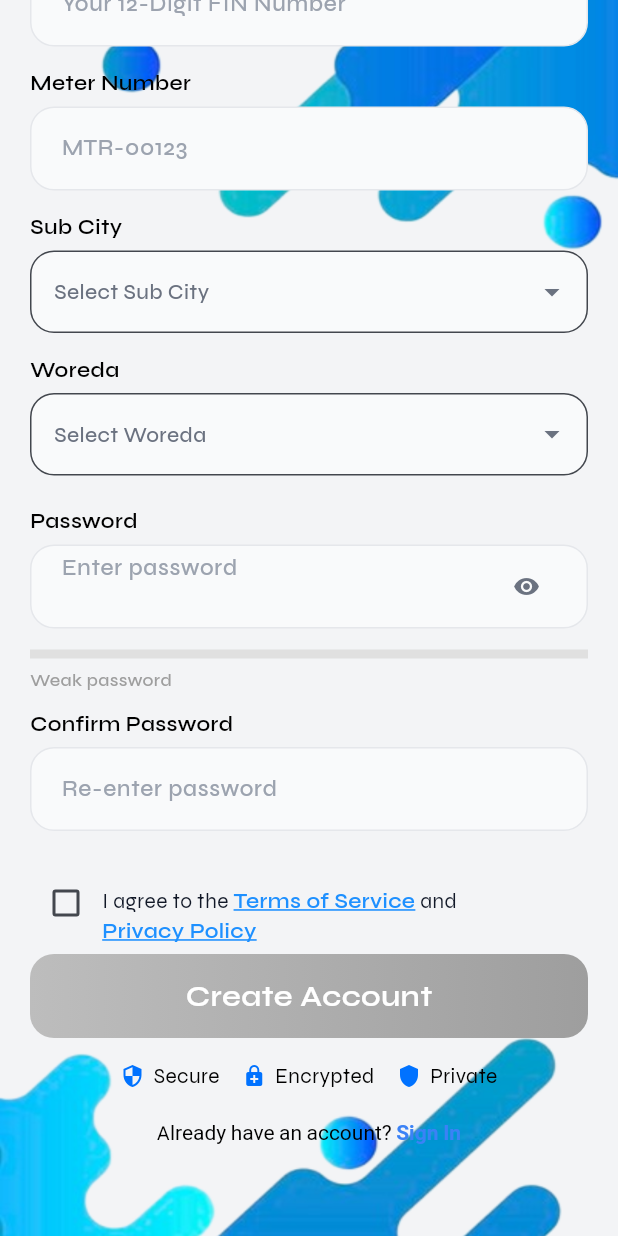
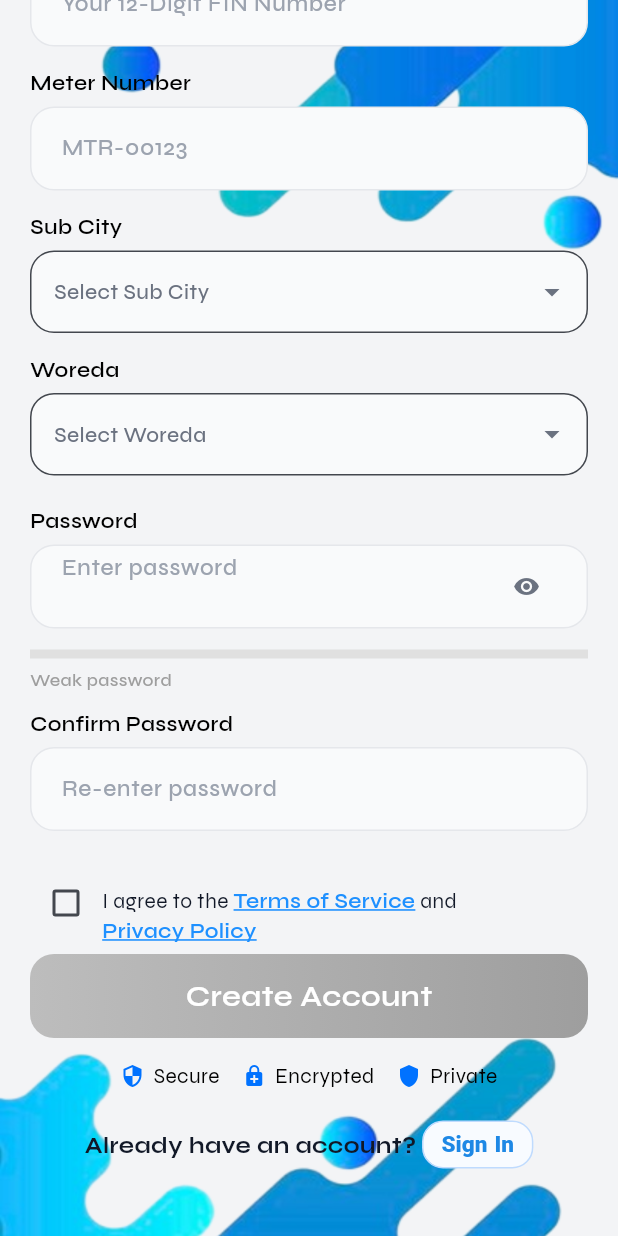
Before and after one commit to DENBARIT/CityWaterFlutterManagement, a Flutter app: the CreateAccountScreen screen opened by its route, scrolled down 717 dp, on a phone screen of 412 x 824 dp. Run offline on Flutter 3.47's test engine with Material 3 defaults, Android fonts, the phone set to English and light mode, and no system bars; drawn by our look-alikes of dropdown_search; our stand-ins replace camera, flutter_svg, flutter_tts, font_awesome_flutter, google_fonts, permission_handler and 2 more; missing offline and left inert: google_mlkit_text_recognition; accounts and stored records are empty; network calls fail.

Commit message:
Update register screen: make Sign In link match login page's pill-styled, prominent link

```diff
--- a/flutter_frontend/lib/screens/auth/register_screen.dart
+++ b/flutter_frontend/lib/screens/auth/register_screen.dart
@@ -1047,43 +1047,76 @@ class _CreateAccountScreenState extends State<CreateAccountScreen> {
 
                   /// Sign In
                   Center(
-                    child: MouseRegion(
+                    child: Row(
+                      mainAxisAlignment: MainAxisAlignment.center,
+                      mainAxisSize: MainAxisSize.min,
+                      children: [
+                        const Text(
+                          "Already have an account? ",
+                          style: TextStyle(
+                            fontSize: 15,
+                            fontWeight: FontWeight.w700,
+                            color: Color(0xFF111827),
+                          ),
+                        ),
+                        MouseRegion(
                           onEnter: (_) => setState(() => _signInHover = true),
                           onExit: (_) => setState(() => _signInHover = false),
-                      cursor: SystemMouseCursors.click,
                           child: GestureDetector(
+                            behavior: HitTestBehavior.opaque,
                             onTapDown: (_) {
-                          setState(() => _signInPressed = true);
+                              setState(() {
+                                _signInPressed = true;
+                              });
                             },
                             onTapCancel: () {
-                          setState(() => _signInPressed = false);
+                              setState(() {
+                                _signInPressed = false;
+                              });
                             },
                             onTapUp: (_) {
-                          setState(() => _signInPressed = false);
+                              setState(() {
+                                _signInPressed = false;
+                              });
                             },
                             onTap: _goBackToLogin,
-                        child: RichText(
-                          text: TextSpan(
-                            style: const TextStyle(color: Colors.black),
-                            children: [
-                              const TextSpan(text: "Already have an account? "),
-                              TextSpan(
-                                text: "Sign In",
+                            child: AnimatedContainer(
+                              duration: const Duration(
+                                milliseconds: 180,
+                              ),
+                              padding: const EdgeInsets.symmetric(
+                                horizontal: 12,
+                                vertical: 6,
+                              ),
+                              decoration: BoxDecoration(
+                                color: (_signInHover || _signInPressed)
+                                    ? const Color(0xFFEAF3FF)
+                                    : const Color(0xFFF8FBFF),
+                                borderRadius: BorderRadius.circular(14),
+                                border: Border.all(
+                                  color: (_signInHover || _signInPressed)
+                                      ? const Color(0xFF1E88E5)
+                                      : const Color(0xFFBFDBFE),
+                                ),
+                              ),
+                              child: AnimatedDefaultTextStyle(
+                                duration: const Duration(
+                                  milliseconds: 180,
+                                ),
                                 style: TextStyle(
-                                  fontSize: 14,
-                                  fontWeight: FontWeight.w600,
+                                  fontSize: 15,
+                                  fontWeight: FontWeight.w800,
                                   color: (_signInHover || _signInPressed)
                                       ? const Color(0xFF003A8F)
-                                      : const Color(0xFF3B82F6),
-                                  decoration: (_signInHover || _signInPressed)
-                                      ? TextDecoration.underline
-                                      : TextDecoration.none,
+                                      : const Color(0xFF1E88E5),
+                                  decoration: TextDecoration.none,
+                                ),
+                                child: const Text('Sign In'),
+                              ),
+                            ),
                           ),
                         ),
                       ],
-                          ),
-                        ),
-                      ),
                     ),
                   ),
 
```
Lines whose indentation alone changed are shown as unchanged.
